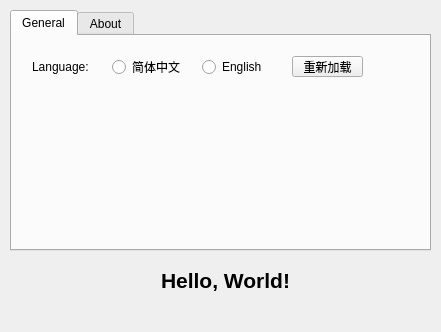
This is mainwindow.ui in wudi-7mi/open_ra2ob_qt6 as Qt 5 draws it before an edit. The edited form follows.
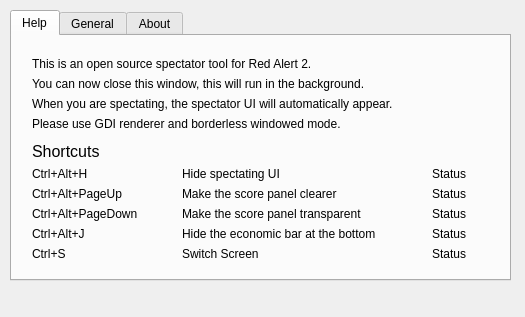
This is the edited form. Icons and pictures are not drawn.

Patch:
```diff
--- a/mainwindow.ui
+++ b/mainwindow.ui
@@ -6,48 +6,297 @@
    <rect>
     <x>0</x>
     <y>0</y>
-    <width>441</width>
-    <height>332</height>
+    <width>525</width>
+    <height>317</height>
    </rect>
   </property>
   <property name="windowTitle">
    <string>MainWindow</string>
   </property>
   <widget class="QWidget" name="centralwidget">
-   <widget class="QLabel" name="label">
-    <property name="geometry">
-     <rect>
-      <x>120</x>
-      <y>250</y>
-      <width>211</width>
-      <height>61</height>
-     </rect>
-    </property>
-    <property name="font">
-     <font>
-      <pointsize>16</pointsize>
-      <bold>true</bold>
-     </font>
-    </property>
-    <property name="text">
-     <string>Hello, World!</string>
-    </property>
-    <property name="alignment">
-     <set>Qt::AlignCenter</set>
-    </property>
-   </widget>
    <widget class="QTabWidget" name="tabWidget">
     <property name="geometry">
      <rect>
       <x>10</x>
       <y>10</y>
-      <width>421</width>
-      <height>241</height>
+      <width>501</width>
+      <height>271</height>
      </rect>
     </property>
     <property name="currentIndex">
      <number>0</number>
     </property>
+    <widget class="QWidget" name="Help">
+     <attribute name="title">
+      <string>Help</string>
+     </attribute>
+     <widget class="QLabel" name="lb_intro_1">
+      <property name="geometry">
+       <rect>
+        <x>20</x>
+        <y>20</y>
+        <width>421</width>
+        <height>16</height>
+       </rect>
+      </property>
+      <property name="text">
+       <string>This is an open source spectator tool for Red Alert 2.</string>
+      </property>
+     </widget>
+     <widget class="QLabel" name="lb_intro_2">
+      <property name="geometry">
+       <rect>
+        <x>20</x>
+        <y>40</y>
+        <width>431</width>
+        <height>16</height>
+       </rect>
+      </property>
+      <property name="text">
+       <string>You can now close this window, this will run in the background.</string>
+      </property>
+     </widget>
+     <widget class="QLabel" name="lb_intro_3">
+      <property name="geometry">
+       <rect>
+        <x>20</x>
+        <y>60</y>
+        <width>431</width>
+        <height>16</height>
+       </rect>
+      </property>
+      <property name="text">
+       <string>When you are spectating, the spectator UI will automatically appear.</string>
+      </property>
+     </widget>
+     <widget class="QLabel" name="lb_shortcuts_title">
+      <property name="geometry">
+       <rect>
+        <x>20</x>
+        <y>100</y>
+        <width>111</width>
+        <height>31</height>
+       </rect>
+      </property>
+      <property name="font">
+       <font>
+        <pointsize>12</pointsize>
+        <bold>false</bold>
+       </font>
+      </property>
+      <property name="text">
+       <string>Shortcuts</string>
+      </property>
+     </widget>
+     <widget class="QLabel" name="lb_sc_1">
+      <property name="geometry">
+       <rect>
+        <x>20</x>
+        <y>130</y>
+        <width>121</width>
+        <height>16</height>
+       </rect>
+      </property>
+      <property name="text">
+       <string>Ctrl+Alt+H</string>
+      </property>
+     </widget>
+     <widget class="QLabel" name="lb_sc_d_1">
+      <property name="geometry">
+       <rect>
+        <x>170</x>
+        <y>130</y>
+        <width>231</width>
+        <height>16</height>
+       </rect>
+      </property>
+      <property name="text">
+       <string>Hide spectating UI</string>
+      </property>
+     </widget>
+     <widget class="QLabel" name="lb_sc_2">
+      <property name="geometry">
+       <rect>
+        <x>20</x>
+        <y>150</y>
+        <width>121</width>
+        <height>16</height>
+       </rect>
+      </property>
+      <property name="text">
+       <string>Ctrl+Alt+PageUp</string>
+      </property>
+     </widget>
+     <widget class="QLabel" name="lb_sc_3">
+      <property name="geometry">
+       <rect>
+        <x>20</x>
+        <y>170</y>
+        <width>121</width>
+        <height>16</height>
+       </rect>
+      </property>
+      <property name="text">
+       <string>Ctrl+Alt+PageDown</string>
+      </property>
+     </widget>
+     <widget class="QLabel" name="lb_sc_4">
+      <property name="geometry">
+       <rect>
+        <x>20</x>
+        <y>190</y>
+        <width>121</width>
+        <height>16</height>
+       </rect>
+      </property>
+      <property name="text">
+       <string>Ctrl+Alt+J</string>
+      </property>
+     </widget>
+     <widget class="QLabel" name="lb_sc_5">
+      <property name="geometry">
+       <rect>
+        <x>20</x>
+        <y>210</y>
+        <width>121</width>
+        <height>16</height>
+       </rect>
+      </property>
+      <property name="text">
+       <string>Ctrl+S</string>
+      </property>
+     </widget>
+     <widget class="QLabel" name="lb_sc_d_2">
+      <property name="geometry">
+       <rect>
+        <x>170</x>
+        <y>150</y>
+        <width>231</width>
+        <height>16</height>
+       </rect>
+      </property>
+      <property name="text">
+       <string>Make the score panel clearer</string>
+      </property>
+     </widget>
+     <widget class="QLabel" name="lb_sc_d_3">
+      <property name="geometry">
+       <rect>
+        <x>170</x>
+        <y>170</y>
+        <width>231</width>
+        <height>16</height>
+       </rect>
+      </property>
+      <property name="text">
+       <string>Make the score panel transparent</string>
+      </property>
+     </widget>
+     <widget class="QLabel" name="lb_sc_d_4">
+      <property name="geometry">
+       <rect>
+        <x>170</x>
+        <y>190</y>
+        <width>231</width>
+        <height>16</height>
+       </rect>
+      </property>
+      <property name="text">
+       <string>Hide the economic bar at the bottom</string>
+      </property>
+     </widget>
+     <widget class="QLabel" name="lb_sc_d_5">
+      <property name="geometry">
+       <rect>
+        <x>170</x>
+        <y>210</y>
+        <width>231</width>
+        <height>16</height>
+       </rect>
+      </property>
+      <property name="text">
+       <string>Switch Screen</string>
+      </property>
+     </widget>
+     <widget class="QLabel" name="lb_status_1">
+      <property name="geometry">
+       <rect>
+        <x>420</x>
+        <y>130</y>
+        <width>61</width>
+        <height>16</height>
+       </rect>
+      </property>
+      <property name="text">
+       <string>Status</string>
+      </property>
+     </widget>
+     <widget class="QLabel" name="lb_status_2">
+      <property name="geometry">
+       <rect>
+        <x>420</x>
+        <y>150</y>
+        <width>61</width>
+        <height>16</height>
+       </rect>
+      </property>
+      <property name="text">
+       <string>Status</string>
+      </property>
+     </widget>
+     <widget class="QLabel" name="lb_status_3">
+      <property name="geometry">
+       <rect>
+        <x>420</x>
+        <y>170</y>
+        <width>61</width>
+        <height>16</height>
+       </rect>
+      </property>
+      <property name="text">
+       <string>Status</string>
+      </property>
+     </widget>
+     <widget class="QLabel" name="lb_status_4">
+      <property name="geometry">
+       <rect>
+        <x>420</x>
+        <y>190</y>
+        <width>61</width>
+        <height>16</height>
+       </rect>
+      </property>
+      <property name="text">
+       <string>Status</string>
+      </property>
+     </widget>
+     <widget class="QLabel" name="lb_status_5">
+      <property name="geometry">
+       <rect>
+        <x>420</x>
+        <y>210</y>
+        <width>61</width>
+        <height>16</height>
+       </rect>
+      </property>
+      <property name="text">
+       <string>Status</string>
+      </property>
+     </widget>
+     <widget class="QLabel" name="lb_intro_4">
+      <property name="geometry">
+       <rect>
+        <x>20</x>
+        <y>80</y>
+        <width>431</width>
+        <height>16</height>
+       </rect>
+      </property>
+      <property name="text">
+       <string>Please use GDI renderer and borderless windowed mode.</string>
+      </property>
+     </widget>
+    </widget>
     <widget class="QWidget" name="General">
      <attribute name="title">
       <string>General</string>
```
Left out of the diff: 155 changed lines with no effect on the pictures.
